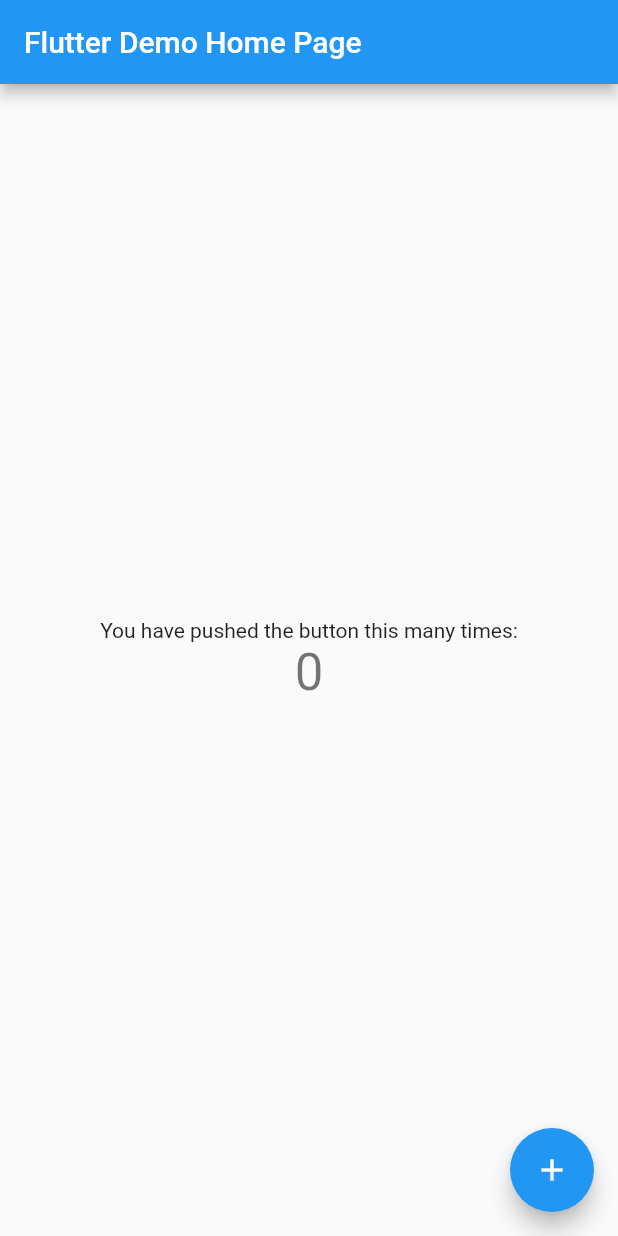
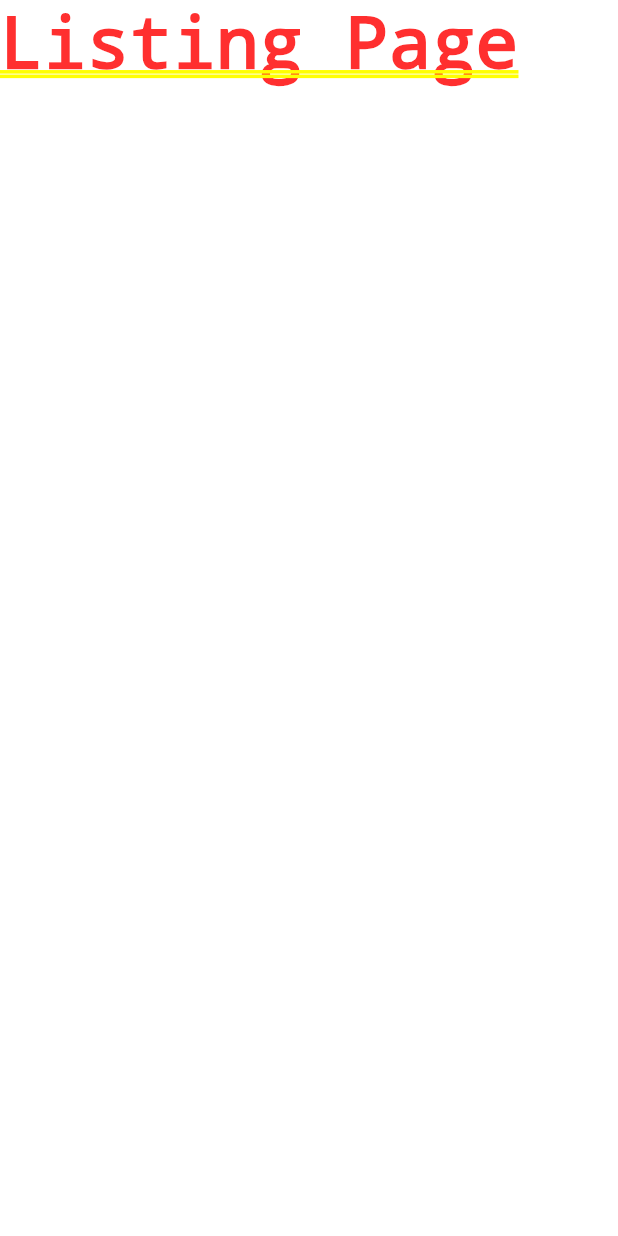
Before and after one commit to pipiipin/Moneyque, a Flutter app: the screen it shows after launch, on a phone screen of 412 x 824 dp. Run offline on Flutter 3.47's test engine with Material 2 defaults, Android fonts, the phone set to English and light mode, and no system bars.

Commit message:
[ADD] listing page

```diff
--- /dev/null
+++ b/moneyque/lib/listing.dart
@@ -0,0 +1,17 @@
+import 'package:flutter/material.dart';
+
+class Listing extends StatefulWidget {
+  const Listing({Key? key}) : super(key: key);
+
+  @override
+  _ListingState createState() => _ListingState();
+}
+
+class _ListingState extends State<Listing> {
+  @override
+  Widget build(BuildContext context) {
+    return Container(
+      child: Text('Listing Page'),
+    );
+  }
+}
--- a/moneyque/lib/main.dart
+++ b/moneyque/lib/main.dart
@@ -1,6 +1,7 @@
 import 'package:flutter/material.dart';
+import 'package:moneyque/listing.dart';
 
-void main() {
+main() {
   runApp(const MyApp());
 }
 
@@ -11,105 +12,10 @@ class MyApp extends StatelessWidget {
   @override
   Widget build(BuildContext context) {
     return MaterialApp(
-      title: 'Flutter Demo',
-      theme: ThemeData(
-        // This is the theme of your application.
-        //
-        // Try running your application with "flutter run". You'll see the
-        // application has a blue toolbar. Then, without quitting the app, try
-        // changing the primarySwatch below to Colors.green and then invoke
-        // "hot reload" (press "r" in the console where you ran "flutter run",
-        // or simply save your changes to "hot reload" in a Flutter IDE).
-        // Notice that the counter didn't reset back to zero; the application
-        // is not restarted.
-        primarySwatch: Colors.blue,
-      ),
-      home: const MyHomePage(title: 'Flutter Demo Home Page'),
+      initialRoute: '/',
+      routes: {
+        '/': (context) => Listing(),
+      },
     );
   }
 }
-
-class MyHomePage extends StatefulWidget {
-  const MyHomePage({Key? key, required this.title}) : super(key: key);
-
-  // This widget is the home page of your application. It is stateful, meaning
-  // that it has a State object (defined below) that contains fields that affect
-  // how it looks.
-
-  // This class is the configuration for the state. It holds the values (in this
-  // case the title) provided by the parent (in this case the App widget) and
-  // used by the build method of the State. Fields in a Widget subclass are
-  // always marked "final".
-
-  final String title;
-
-  @override
-  State<MyHomePage> createState() => _MyHomePageState();
-}
-
-class _MyHomePageState extends State<MyHomePage> {
-  int _counter = 0;
-
-  void _incrementCounter() {
-    setState(() {
-      // This call to setState tells the Flutter framework that something has
-      // changed in this State, which causes it to rerun the build method below
-      // so that the display can reflect the updated values. If we changed
-      // _counter without calling setState(), then the build method would not be
-      // called again, and so nothing would appear to happen.
-      _counter++;
-    });
-  }
-
-  @override
-  Widget build(BuildContext context) {
-    // This method is rerun every time setState is called, for instance as done
-    // by the _incrementCounter method above.
-    //
-    // The Flutter framework has been optimized to make rerunning build methods
-    // fast, so that you can just rebuild anything that needs updating rather
-    // than having to individually change instances of widgets.
-    return Scaffold(
-      appBar: AppBar(
-        // Here we take the value from the MyHomePage object that was created by
-        // the App.build method, and use it to set our appbar title.
-        title: Text(widget.title),
-      ),
-      body: Center(
-        // Center is a layout widget. It takes a single child and positions it
-        // in the middle of the parent.
-        child: Column(
-          // Column is also a layout widget. It takes a list of children and
-          // arranges them vertically. By default, it sizes itself to fit its
-          // children horizontally, and tries to be as tall as its parent.
-          //
-          // Invoke "debug painting" (press "p" in the console, choose the
-          // "Toggle Debug Paint" action from the Flutter Inspector in Android
-          // Studio, or the "Toggle Debug Paint" command in Visual Studio Code)
-          // to see the wireframe for each widget.
-          //
-          // Column has various properties to control how it sizes itself and
-          // how it positions its children. Here we use mainAxisAlignment to
-          // center the children vertically; the main axis here is the vertical
-          // axis because Columns are vertical (the cross axis would be
-          // horizontal).
-          mainAxisAlignment: MainAxisAlignment.center,
-          children: <Widget>[
-            const Text(
-              'You have pushed the button this many times:',
-            ),
-            Text(
-              '$_counter',
-              style: Theme.of(context).textTheme.headline4,
-            ),
-          ],
-        ),
-      ),
-      floatingActionButton: FloatingActionButton(
-        onPressed: _incrementCounter,
-        tooltip: 'Increment',
-        child: const Icon(Icons.add),
-      ), // This trailing comma makes auto-formatting nicer for build methods.
-    );
-  }
-}
```
